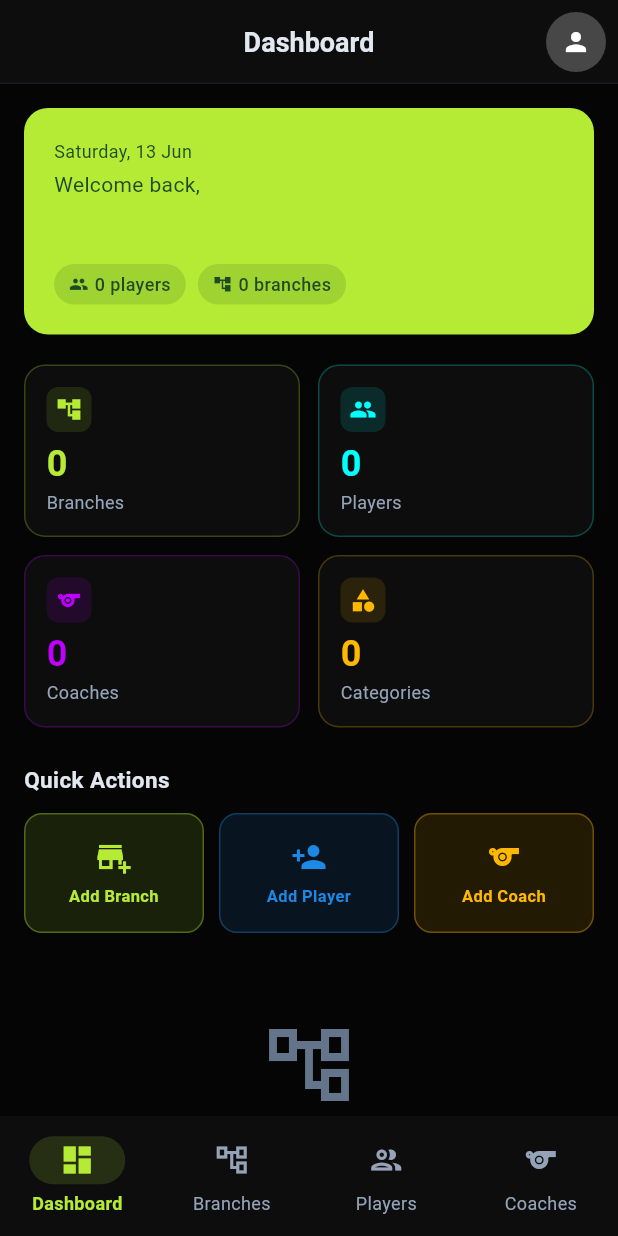
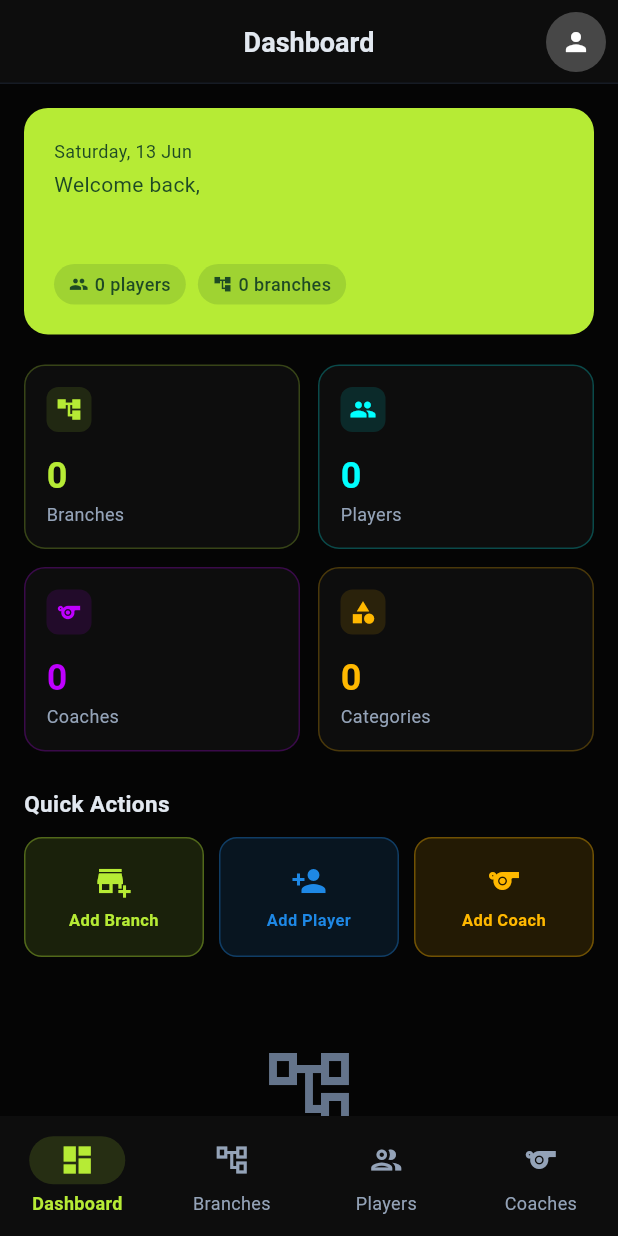
Before and after one commit to Riyaz-U/play_academy, a Flutter app: the OrgDashboard screen opened by its route, on a phone screen of 412 x 824 dp. Run offline on Flutter 3.47's test engine with Material 3 defaults, Android fonts, the light colour scheme and no system bars; our stand-ins replace cloud_firestore, cloud_functions, firebase_auth, firebase_core, firebase_messaging, fl_chart and 4 more; missing offline and left inert: mobile_scanner, razorpay_flutter; accounts and stored records are empty.

Commit message:
fix: overflow issue

```diff
--- a/lib/features/org_admin/screens/org_dashboard.dart
+++ b/lib/features/org_admin/screens/org_dashboard.dart
@@ -82,37 +82,54 @@ class OrgDashboard extends StatelessWidget {
               const SizedBox(height: 20),
 
               // Metric cards 2×2
-              GridView.count(
-                crossAxisCount: 2,
-                shrinkWrap: true,
-                physics: const NeverScrollableScrollPhysics(),
-                crossAxisSpacing: 12,
-                mainAxisSpacing: 12,
-                childAspectRatio: 1.6,
+              Column(
                 children: [
-                  _MetricCard(
+                  IntrinsicHeight(
+                    child: Row(
+                      children: [
+                        Expanded(
+                          child: _MetricCard(
                             label: 'Branches',
                             value: '${branches.length}',
                             icon: Icons.account_tree,
                             color: AppTheme.neonGreen,
                           ),
-                  _MetricCard(
+                        ),
+                        const SizedBox(width: 12),
+                        Expanded(
+                          child: _MetricCard(
                             label: 'Players',
                             value: '${players.length}',
                             icon: Icons.people,
                             color: AppTheme.neonCyan,
                           ),
-                  _MetricCard(
+                        ),
+                      ],
+                    ),
+                  ),
+                  const SizedBox(height: 12),
+                  IntrinsicHeight(
+                    child: Row(
+                      children: [
+                        Expanded(
+                          child: _MetricCard(
                             label: 'Coaches',
                             value: '${coaches.length}',
                             icon: Icons.sports,
                             color: AppTheme.neonPurple,
                           ),
-                  _MetricCard(
+                        ),
+                        const SizedBox(width: 12),
+                        Expanded(
+                          child: _MetricCard(
                             label: 'Categories',
                             value: '${categoryMap.length}',
                             icon: Icons.category,
                             color: AppTheme.accentAmber,
+                          ),
+                        ),
+                      ],
+                    ),
                   ),
                 ],
               ),
@@ -335,7 +352,7 @@ class _MetricCard extends StatelessWidget {
       ),
       child: Column(
         crossAxisAlignment: CrossAxisAlignment.start,
-        mainAxisAlignment: MainAxisAlignment.spaceBetween,
+        mainAxisSize: MainAxisSize.min,
         children: [
           Container(
             padding: const EdgeInsets.all(6),
@@ -345,6 +362,7 @@ class _MetricCard extends StatelessWidget {
             ),
             child: Icon(icon, color: color, size: 18),
           ),
+          const SizedBox(height: 12),
           Column(
             crossAxisAlignment: CrossAxisAlignment.start,
             children: [
```
Lines whose indentation alone changed are shown as unchanged.
